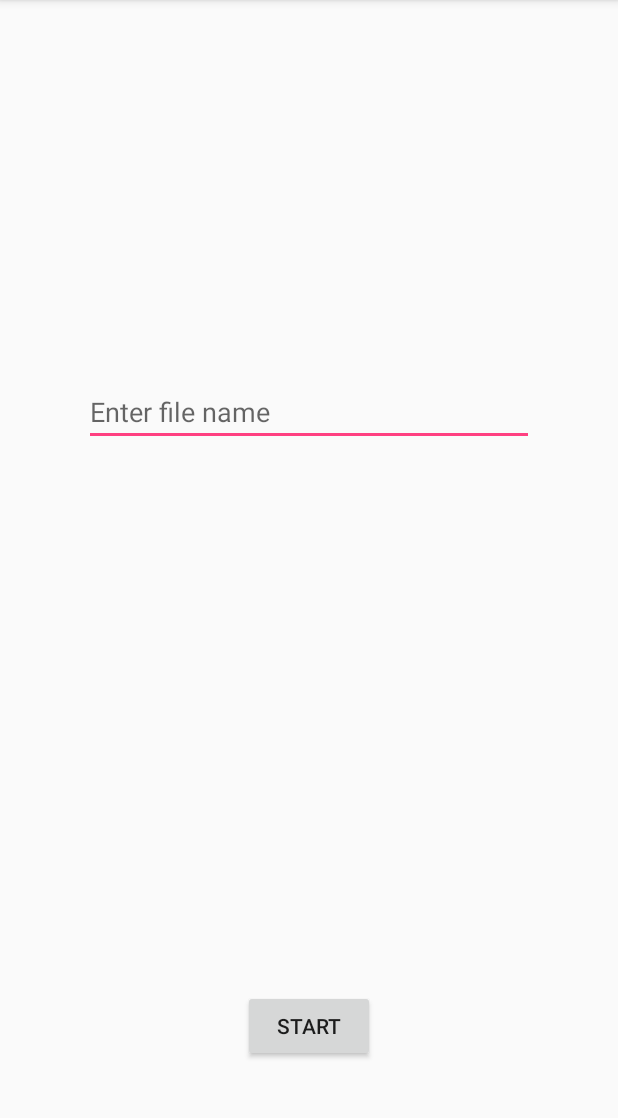
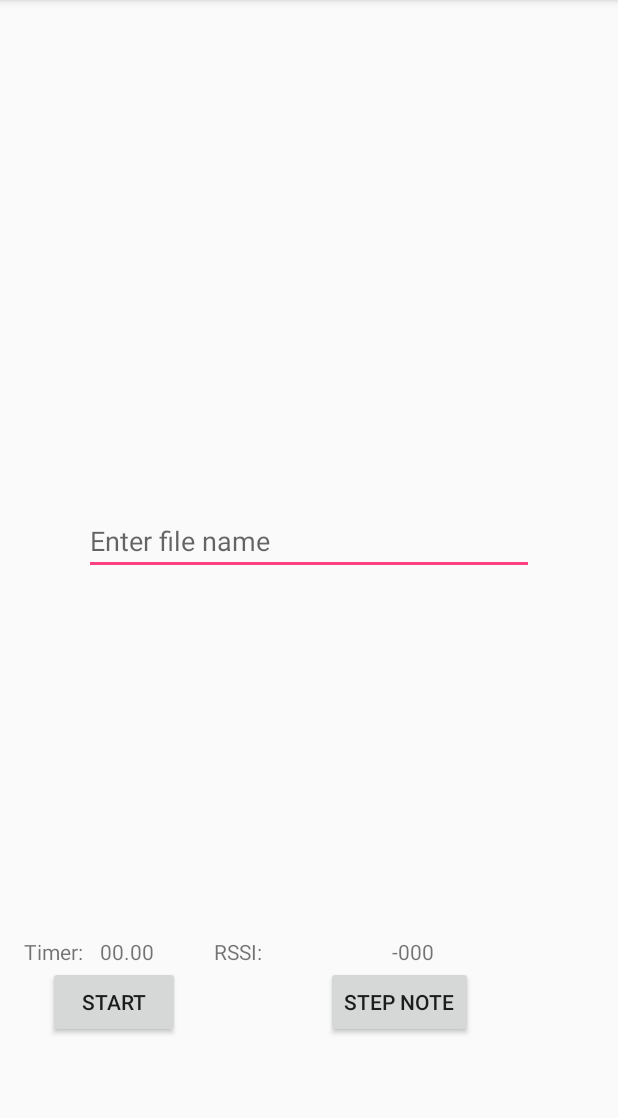
Before and after one commit to kayondomartin/RSSTrend, an Android app: the screen it shows after launch (MainActivity), on a phone screen of 412 x 824 dp, the part 84-1202 px from its top. Run offline under Robolectric (Android 15) with nearby library versions, the phone set to English and light mode, and no system bars; libraries missing offline, so code that uses them is left out: com.estimote.sdk; 6 statements that could not run were skipped.

Commit message:
changed to robust interval

```diff
--- a/app/build.gradle
+++ b/app/build.gradle
@@ -4,7 +4,7 @@ android {
     compileSdkVersion 28
     defaultConfig {
         applicationId "com.example.martin.rsstrend"
-        minSdkVersion 18
+        minSdkVersion 23
         targetSdkVersion 28
         versionCode 1
         versionName "1.0"
--- a/app/src/main/java/com/example/martin/rsstrend/MainActivity.java
+++ b/app/src/main/java/com/example/martin/rsstrend/MainActivity.java
@@ -1,9 +1,22 @@
 package com.example.martin.rsstrend;
 
 
-import android.content.Context;
+import android.Manifest;
+import android.bluetooth.BluetoothAdapter;
+import android.bluetooth.BluetoothManager;
+import android.bluetooth.le.BluetoothLeScanner;
+import android.bluetooth.le.ScanCallback;
+import android.bluetooth.le.ScanFilter;
+import android.bluetooth.le.ScanRecord;
+import android.bluetooth.le.ScanResult;
+import android.bluetooth.le.ScanSettings;
+import android.content.pm.PackageManager;
+import android.os.Bundle;
+import android.os.Handler;
+import android.os.ParcelUuid;
+import android.support.v4.app.ActivityCompat;
+import android.support.v4.content.ContextCompat;
 import android.support.v7.app.AppCompatActivity;
-import android.os.Bundle;
 import android.view.KeyEvent;
 import android.view.View;
 import android.widget.Button;
@@ -12,160 +25,136 @@ import android.widget.ProgressBar;
 import android.widget.TextView;
 import android.widget.Toast;
 
-import com.estimote.sdk.Beacon;
-import com.estimote.sdk.BeaconManager;
-import com.estimote.sdk.Region;
 import com.estimote.sdk.SystemRequirementsChecker;
 
+import java.io.FileNotFoundException;
 import java.io.FileOutputStream;
 import java.io.IOException;
-import java.text.DateFormat;
-import java.text.SimpleDateFormat;
-import java.util.*;
+import java.util.ArrayList;
+import java.util.List;
+
+public class MainActivity extends AppCompatActivity{
+
+    private TextView rssiTextView;
+    private TextView ellapsedTimeTextView;
+    private EditText fileNameEditText;
+    private Button startButton;
+    private ProgressBar scanningProgressBar;
+
+    public static final String LOG_TAG = MainActivity.class.getSimpleName();
+
+    static final int REQUEST_CODE_ENABLE_BLE = 1001;
+    private static final byte EDDYSTONE_URL_FRAME_TYPE = 0x10;
+    private static final byte DATA_PREAMBLE = (byte) 0xAA;
+    private static final ParcelUuid EDDYSTONE_SERVICE_UUID = ParcelUuid.fromString("0000FEAA-0000-1000-8000-00805F9B34FB");
+
+    private FileOutputStream fileOutputStream;
+    private FileOutputStream stepFileOutputStream;
+
+    private static long seconds = 0;
+    private static String fileName = "";
+    private static boolean isScanning = false;
+
+    private Handler handler;
+    private Runnable runnable;
+
+    private static final ScanFilter EDDYSTONE_SCAN_FILTER = new ScanFilter.Builder()
+            .setServiceUuid(EDDYSTONE_SERVICE_UUID)
+            .build();
 
 
-public class MainActivity extends AppCompatActivity {
-    private static final String LOG_TAG = MainActivity.class.getSimpleName();
+    private final List<ScanFilter> SCAN_FILTERS = buildScanFilters();
 
-    private BeaconManager beaconManager;
-    BeaconManager.RangingListener rangingListener;
-    private Region region;
+    private static List<ScanFilter> buildScanFilters() {
+        List<ScanFilter> scanFilters = new ArrayList<>();
+        scanFilters.add(EDDYSTONE_SCAN_FILTER);
+        return scanFilters;
+    }
 
-    private EditText fileNameEditText;
-    private Button startButton;
-    private ProgressBar progressBar;
-    private TextView rssiTextView;
+    private static final int MY_PERMISSION_REQUEST_READ_CONTACTS = 1;
 
-    private boolean isRanging = false;
+    private ScanSettings SCAN_SETTINGS =
+            new ScanSettings.Builder()
+                    .setScanMode(ScanSettings.SCAN_MODE_LOW_LATENCY)
+                    .setReportDelay(0)
+                    .build();
 
-    private FileOutputStream fileOutputStream;
-
-    private  Calendar calendar;
-
-
-
+    private BluetoothManager btManager;
+    private BluetoothAdapter btAdapter;
+    private BluetoothLeScanner bleScanner;
+    private Button stepNoteButton;
 
     @Override
-    protected void onCreate(Bundle savedInstanceState) {
+    public void onCreate(Bundle savedInstanceState) {
         super.onCreate(savedInstanceState);
         setContentView(R.layout.activity_main);
 
-        calendar = Calendar.getInstance();
+        rssiTextView = findViewById(R.id.rssi_textview);
+        ellapsedTimeTextView = findViewById(R.id.ellapsed_time_textview);
+        startButton = findViewById(R.id.start_button);
+        scanningProgressBar = findViewById(R.id.progress_bar);
+        fileNameEditText = findViewById(R.id.fileName_editText);
+        scanningProgressBar.setVisibility(View.GONE);
+        stepNoteButton = findViewById(R.id.step_note_button);
 
-        beaconManager = new BeaconManager(this);
-
-        rssiTextView = findViewById(R.id.rssi_textview);
-        progressBar = findViewById(R.id.progress_bar);
-        progressBar.setVisibility(View.GONE);
+        stepNoteButton.setOnClickListener(new View.OnClickListener() {
+            @Override
+            public void onClick(View view) {
+                long time = seconds;
+                fileNameEditText.setHint("Enter point note");
+                fileNameEditText.setEnabled(true);
+                String note = time + "\t" +fileNameEditText.getText().toString()+"\n";
+                try{
+                    stepFileOutputStream.write(note.getBytes());
+                } catch (IOException e) {
+                    e.printStackTrace();
+                }
+            }
+        });
 
 
+        handler = new Handler();
 
-        rangingListener = new BeaconManager.RangingListener() {
+        btManager = (BluetoothManager) getSystemService(BLUETOOTH_SERVICE);
+        btAdapter = btManager.getAdapter();
+        bleScanner = btAdapter.getBluetoothLeScanner();
+
+        if(btAdapter == null || bleScanner == null){
+            Toast.makeText(this,"Either bluetooth or BLE not supported!",Toast.LENGTH_SHORT);
+            finish();
+        }
+
+        if (ContextCompat.checkSelfPermission(this, Manifest.permission.ACCESS_COARSE_LOCATION) == PackageManager.PERMISSION_DENIED) {
+            ActivityCompat.requestPermissions(this,
+                    new String[]{Manifest.permission.ACCESS_COARSE_LOCATION},
+                    MY_PERMISSION_REQUEST_READ_CONTACTS);
+        }
+
+        startButton.setOnClickListener(new View.OnClickListener() {
             @Override
-            public void onBeaconsDiscovered(Region region, List<Beacon> list) {
-                if(!list.isEmpty()){
-                    Beacon gotBeacon = list.get(0);
-                    String fileName = fileNameEditText.getText().toString().trim() + ".txt";
-                    String address = gotBeacon.getMacAddress().toString();
-                    int rssi = gotBeacon.getRssi();
-                    rssiTextView.setText("RSSI: "+rssi);
-
-                    long current_time = System.currentTimeMillis();
-
-                    Date date = new Date(current_time);
-                    SimpleDateFormat dateFormat = new SimpleDateFormat("yyyy/MM/dd HH:mm:ss");
-                    String time = dateFormat.format(date);
-
-                    // String time = year+"/"+month+"/"+day+"-"+hour+":"+minute+":"+seconds;
-                    //String time = (current_time/60000) + "";
-
-                    String fileContents = address+"\t"+rssi+"\t"+current_time/1000+"\n";
-
-                    try{
-                        fileOutputStream = openFileOutput(fileName,Context.MODE_APPEND);
-                        fileOutputStream.write(fileContents.getBytes());
-                        fileOutputStream.close();
-
-                    } catch (IOException e) {
-                        e.printStackTrace();
-                    }
+            public void onClick(View view) {
+                if(isScanning){
+                    stopScan();
+                }else{
+                    startScan();
                 }
             }
-        };
-        beaconManager.setRangingListener(rangingListener);
-
-        fileNameEditText = findViewById(R.id.fileName_editText);
+        });
 
         fileNameEditText.setOnKeyListener(new View.OnKeyListener() {
             @Override
             public boolean onKey(View view, int i, KeyEvent keyEvent) {
-                if(keyEvent.getAction() == KeyEvent.ACTION_DOWN){
-                    if(i == KeyEvent.KEYCODE_ENTER) {
-                        if (fileNameEditText.getText().toString().trim() == null || fileNameEditText.getText().toString().isEmpty()) {
-                            Toast.makeText(MainActivity.this, "Enter file name", Toast.LENGTH_SHORT).show();
-                            return false;
-                        } else {
-                            startRanging();
-                            return  true;
-                        }
-                    }
-                }
-                return false;
-            }
-        });
-
-        startButton = (Button) findViewById(R.id.start_button);
-        startButton.setOnClickListener(new View.OnClickListener() {
-            @Override
-            public void onClick(View view) {
-
-                if(fileNameEditText.getText().toString().trim() == null || fileNameEditText.getText().toString().isEmpty()){
-                    Toast.makeText(MainActivity.this,"Enter file name",Toast.LENGTH_SHORT).show();
-                    return;
+                if(keyEvent.getAction() == KeyEvent.ACTION_DOWN && i == KeyEvent.KEYCODE_ENTER){
+                    startScan();
+                    return true;
                 }else{
-                    if(isRanging){
-                        stopRanging();
-                    }else{
-                        startRanging();
-                    }
+                    return false;
                 }
 
             }
         });
 
-        region = new Region("ranged region",UUID.fromString(BeaconContract.Beacon3.UUID), BeaconContract.Beacon3.major, BeaconContract.Beacon3.minor);
-
-
     }
-
-    private void startRanging(){
-        beaconManager.connect(new BeaconManager.ServiceReadyCallback() {
-            @Override
-            public void onServiceReady() {
-                beaconManager.startRanging(region);
-                fileNameEditText.setEnabled(false);
-                startButton.setText("STOP");
-                progressBar.setVisibility(View.VISIBLE);
-                isRanging = true;
-            }
-        });
-    }
-
-
-
-    private void stopRanging(){
-        if(isRanging){
-            beaconManager.stopRanging(region);
-            fileNameEditText.setEnabled(true);
-            startButton.setText("START");
-            progressBar.setVisibility(View.GONE);
-            isRanging = false;
-        }
-    }
-
-
-
-
 
     @Override
     protected void onResume() {
@@ -173,15 +162,82 @@ public class MainActivity extends AppCompatActivity {
         SystemRequirementsChecker.checkWithDefaultDialogs(this);
     }
 
-    @Override
-    protected void onPause() {
-        super.onPause();
-        beaconManager.stopRanging(region);
+    private ScanCallback scanCallback = new ScanCallback() {
+        @Override
+        public void onScanResult(int callbackType, ScanResult result) {
+            super.onScanResult(callbackType, result);
+            ScanRecord scanRecord = result.getScanRecord();
+
+            int rssi = result.getRssi();
+            String record = seconds + "\t" +rssi+"\n";
+            rssiTextView.setText(rssi+"");
+
+            try{
+                fileOutputStream.write(record.getBytes());
+            } catch (IOException e) {
+                e.printStackTrace();
+            }
+
+
+        }
+    };
+
+    private void startScan(){
+        if(fileNameEditText.getText().toString().trim() != null && !fileNameEditText.getText().toString().trim().isEmpty()){
+            fileName = fileNameEditText.getText().toString().trim()+".txt";
+            String stepNoteFN = fileNameEditText.getText().toString()+"_stepNote"+".txt";
+            try {
+                fileOutputStream = openFileOutput(fileName,MODE_APPEND);
+                stepFileOutputStream = openFileOutput(stepNoteFN,MODE_APPEND);
+            } catch (FileNotFoundException e) {
+                e.printStackTrace();
+            }
+
+           bleScanner.startScan(SCAN_FILTERS,SCAN_SETTINGS, scanCallback);
+            startTimer();
+            scanningProgressBar.setVisibility(View.VISIBLE);
+            startButton.setText("STOP");
+            fileNameEditText.setEnabled(false);
+            fileNameEditText.setText("");
+            isScanning = true;
+        }else{
+            Toast.makeText(this,"Please enter file name",Toast.LENGTH_SHORT).show();
+            return;
+        }
     }
 
-    @Override
-    protected void onStop() {
-        super.onStop();
-        getApplication().onTerminate();
+    private void startTimer(){
+        runnable = new Runnable() {
+            @Override
+            public void run() {
+                seconds+=100;
+                int minutes = (int) (seconds/60000);
+                int sec = (int)(seconds/1000)%60;
+                String time = String.format("%02d",minutes)+":"+String.format("%02d",sec);
+                ellapsedTimeTextView.setText(time);
+                handler.postDelayed(this,100);
+            }
+        };
+        handler.postDelayed(runnable,100);
+    }
+
+    private void stopTimer(){
+        handler.removeCallbacks(runnable);
+    }
+
+    private void stopScan(){
+        bleScanner.stopScan(scanCallback);
+        stopTimer();
+        scanningProgressBar.setVisibility(View.GONE);
+        startButton.setText("START");
+        fileNameEditText.setEnabled(true);
+        try{
+            fileOutputStream.close();
+            stepFileOutputStream.close();
+        } catch (IOException e) {
+            e.printStackTrace();
+        }
+
+        isScanning = false;
     }
 }
--- a/app/src/main/java/com/example/martin/rsstrend/MyApplication.java
+++ b/app/src/main/java/com/example/martin/rsstrend/MyApplication.java
@@ -10,6 +10,7 @@ import android.content.Intent;
 import com.estimote.sdk.Beacon;
 import com.estimote.sdk.BeaconManager;
 import com.estimote.sdk.Region;
+import com.estimote.sdk.eddystone.Eddystone;
 
 import java.util.List;
 import java.util.UUID;
@@ -25,6 +26,8 @@ public class MyApplication extends Application {
         super.onCreate();
 
         beaconManager = new BeaconManager(getApplicationContext());
+        beaconManager.setForegroundScanPeriod(50,50);
+        beaconManager.setBackgroundScanPeriod(50,50);
 
         region = new Region("monitored region",UUID.fromString(BeaconContract.Beacon3.UUID), BeaconContract.Beacon3.major, BeaconContract.Beacon3.minor);
 
--- a/app/src/main/res/layout/activity_main.xml
+++ b/app/src/main/res/layout/activity_main.xml
@@ -4,6 +4,7 @@
     xmlns:tools="http://schemas.android.com/tools"
     android:layout_width="match_parent"
     android:layout_height="match_parent"
+    android:layout_margin="16dp"
     tools:context=".MainActivity">
 
 
@@ -21,13 +22,43 @@
 
     <TextView
         android:layout_width="wrap_content"
+        android:id="@+id/rssi_label_textview"
+        android:layout_height="wrap_content"
+        android:text="RSSI: "
+        android:layout_marginStart="16dp"
+        app:layout_constraintStart_toEndOf="@id/ellapsed_time_textview"
+        app:layout_constraintBottom_toBottomOf="@id/ellapsed_time_textview"
+        app:layout_constraintTop_toTopOf="@id/ellapsed_time_textview"/>
+    <TextView
+        android:layout_width="60dp"
         android:layout_height="wrap_content"
         android:id="@+id/rssi_textview"
-        app:layout_constraintLeft_toLeftOf="parent"
+        app:layout_constraintLeft_toRightOf="@id/rssi_label_textview"
+        android:layout_marginLeft="8dp"
         app:layout_constraintRight_toRightOf="parent"
+        app:layout_constraintTop_toTopOf="@id/rssi_label_textview"
+        android:text="-000"
+        app:layout_constraintBottom_toBottomOf="@id/rssi_label_textview"/>
+
+    <TextView
+        android:layout_width="wrap_content"
+        android:id="@+id/timer_label_view"
+        android:layout_height="wrap_content"
+        app:layout_constraintStart_toStartOf="parent"
         app:layout_constraintTop_toBottomOf="@id/progress_bar"
-        tools:text="00.00"
-        app:layout_constraintBottom_toTopOf="@id/start_button"/>
+        app:layout_constraintBottom_toTopOf="@id/start_button"
+        android:text="Timer: "/>
+
+    <TextView
+        android:layout_width="60dp"
+        android:layout_height="wrap_content"
+        android:id="@+id/ellapsed_time_textview"
+        android:layout_marginStart="8dp"
+        app:layout_constraintTop_toTopOf="@id/timer_label_view"
+        app:layout_constraintBottom_toBottomOf="@id/timer_label_view"
+        app:layout_constraintStart_toEndOf="@id/timer_label_view"
+        android:text="00.00"
+        />
 
     <ProgressBar
         android:layout_width="wrap_content"
@@ -44,9 +75,20 @@
         android:layout_height="wrap_content"
         app:layout_constraintLeft_toLeftOf="parent"
         app:layout_constraintBottom_toBottomOf="parent"
-        app:layout_constraintRight_toRightOf="parent"
+        android:layout_marginLeft="16dp"
         android:text="@string/start_button_text"
         android:layout_marginBottom="60dp" />
+    <Button
+        android:layout_width="wrap_content"
+        android:layout_height="wrap_content"
+        android:id="@+id/step_note_button"
+        android:text="STEP NOTE"
+        app:layout_constraintLeft_toRightOf="@id/start_button"
+        app:layout_constraintRight_toRightOf="parent"
+        app:layout_constraintTop_toTopOf="@id/start_button"
+        app:layout_constraintBottom_toBottomOf="@id/start_button"
+        android:layout_marginLeft="16dp"/>
+
 
 
 </android.support.constraint.ConstraintLayout>
```
